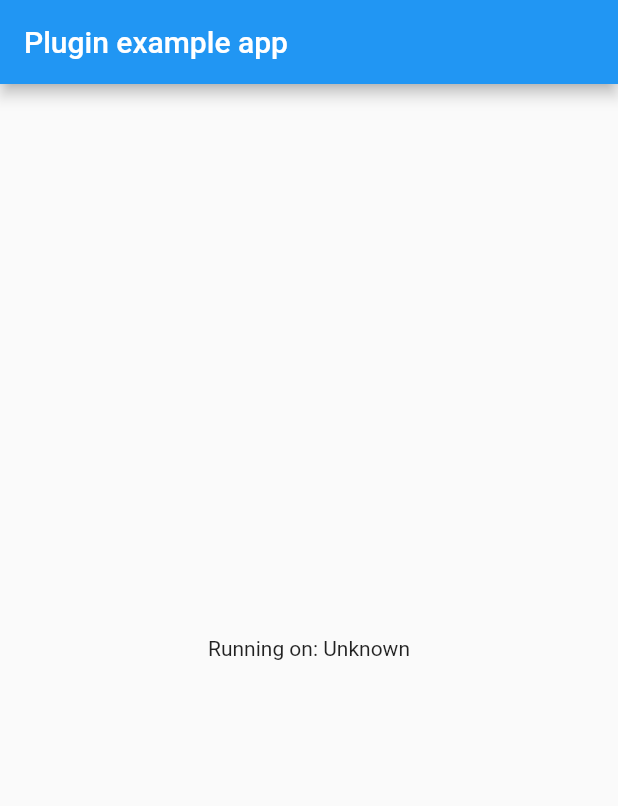
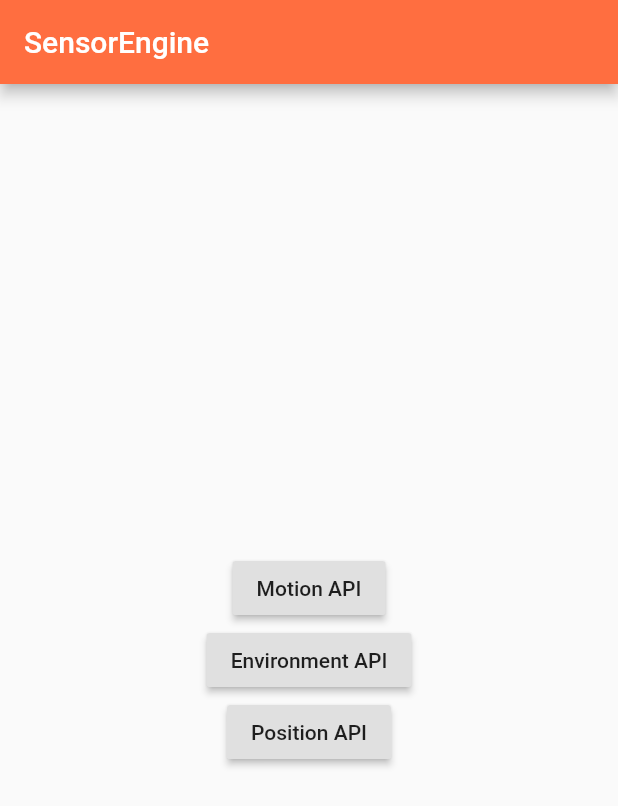
Before and after one commit to Alifyz/sensor-engine, a Flutter app: the screen it shows after launch, on a phone screen of 412 x 824 dp. Shown: the top 806 px of the screen. Run offline on Flutter 3.47's test engine with Material 2 defaults, Android fonts, the phone set to English and light mode, and no system bars.

Commit message:
refactor: example home page app

```diff
--- a/example/lib/main.dart
+++ b/example/lib/main.dart
@@ -5,54 +5,88 @@ import 'package:flutter/services.dart';
 import 'package:sensor_engine/sensor_engine.dart';
 
 void main() {
-  runApp(MyApp());
+  runApp(HomePage());
 }
 
-class MyApp extends StatefulWidget {
-  @override
-  _MyAppState createState() => _MyAppState();
-}
-
-class _MyAppState extends State<MyApp> {
-  String _platformVersion = 'Unknown';
-
-  @override
-  void initState() {
-    super.initState();
-    initPlatformState();
-  }
-
-  // Platform messages are asynchronous, so we initialize in an async method.
-  Future<void> initPlatformState() async {
-    String platformVersion;
-    // Platform messages may fail, so we use a try/catch PlatformException.
-    try {
-      platformVersion = await SensorEngine.platformVersion;
-    } on PlatformException {
-      platformVersion = 'Failed to get platform version.';
-    }
-
-    // If the widget was removed from the tree while the asynchronous platform
-    // message was in flight, we want to discard the reply rather than calling
-    // setState to update our non-existent appearance.
-    if (!mounted) return;
-
-    setState(() {
-      _platformVersion = platformVersion;
-    });
-  }
-
+class HomePage extends StatelessWidget {
   @override
   Widget build(BuildContext context) {
     return MaterialApp(
+      theme: ThemeData(primaryColor: Colors.deepOrangeAccent),
       home: Scaffold(
         appBar: AppBar(
-          title: const Text('Plugin example app'),
+          title: Text('SensorEngine'),
         ),
         body: Center(
-          child: Text('Running on: $_platformVersion\n'),
+          child: Column(
+            mainAxisAlignment: MainAxisAlignment.center,
+            children: <Widget>[
+              RaisedButton(
+                child: Text('Motion API'),
+                onPressed: () {},
+              ),
+              RaisedButton(
+                child: Text('Environment API'),
+                onPressed: () {},
+              ),
+              RaisedButton(
+                child: Text('Position API'),
+                onPressed: () {},
+              )
+            ],
+          ),
         ),
       ),
     );
   }
 }
+
+
+// class MyApp extends StatefulWidget {
+//   @override
+//   _MyAppState createState() => _MyAppState();
+// }
+
+// class _MyAppState extends State<MyApp> {
+//   String _platformVersion = 'Unknown';
+
+//   @override
+//   void initState() {
+//     super.initState();
+//     initPlatformState();
+//   }
+
+//   // Platform messages are asynchronous, so we initialize in an async method.
+//   Future<void> initPlatformState() async {
+//     String platformVersion;
+//     // Platform messages may fail, so we use a try/catch PlatformException.
+//     try {
+//       platformVersion = await SensorEngine.platformVersion;
+//     } on PlatformException {
+//       platformVersion = 'Failed to get platform version.';
+//     }
+
+//     // If the widget was removed from the tree while the asynchronous platform
+//     // message was in flight, we want to discard the reply rather than calling
+//     // setState to update our non-existent appearance.
+//     if (!mounted) return;
+
+//     setState(() {
+//       _platformVersion = platformVersion;
+//     });
+//   }
+
+//   @override
+//   Widget build(BuildContext context) {
+//     return MaterialApp(
+//       home: Scaffold(
+//         appBar: AppBar(
+//           title: const Text('Plugin example app'),
+//         ),
+//         body: Center(
+//           child: Text('Running on: $_platformVersion\n'),
+//         ),
+//       ),
+//     );
+//   }
+// }
```
Also changed, not shown: example/lib/pages/environment_page.dart (added), example/lib/pages/motion_page.dart (added), example/lib/pages/position_page.dart (added), example/pubspec.lock.
